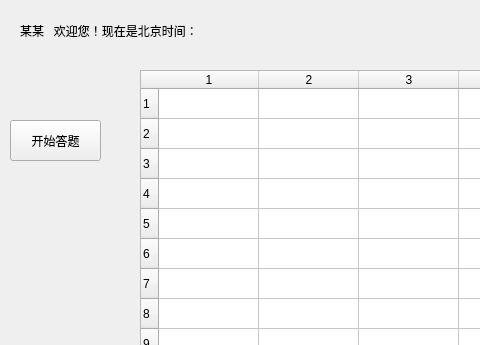
Youjiangbaba/adaptive-test-system, file mainform.ui: the form before one commit; both pictures show x 0 to 480 and y 0 to 345 of the 719 by 463 pixel window.
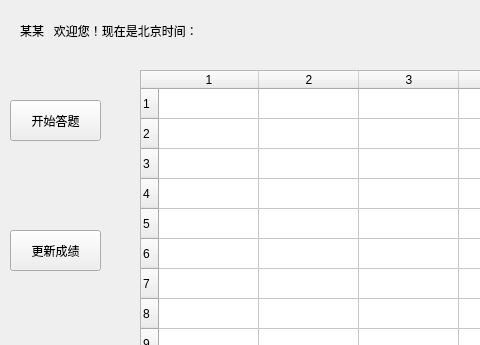
The form after the commit.

What changed in the file:
```diff
--- a/mainform.ui
+++ b/mainform.ui
@@ -30,7 +30,7 @@
    <property name="geometry">
     <rect>
      <x>10</x>
-     <y>120</y>
+     <y>100</y>
      <width>91</width>
      <height>41</height>
     </rect>
@@ -93,6 +93,19 @@
    <column/>
    <column/>
   </widget>
+  <widget class="QPushButton" name="updateResult">
+   <property name="geometry">
+    <rect>
+     <x>10</x>
+     <y>230</y>
+     <width>91</width>
+     <height>41</height>
+    </rect>
+   </property>
+   <property name="text">
+    <string>更新成绩</string>
+   </property>
+  </widget>
  </widget>
  <resources/>
  <connections/>
```
